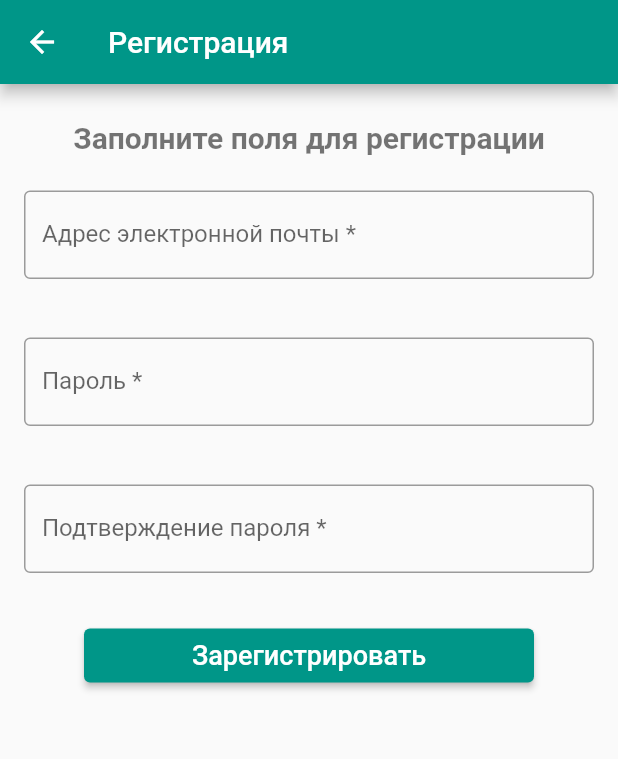
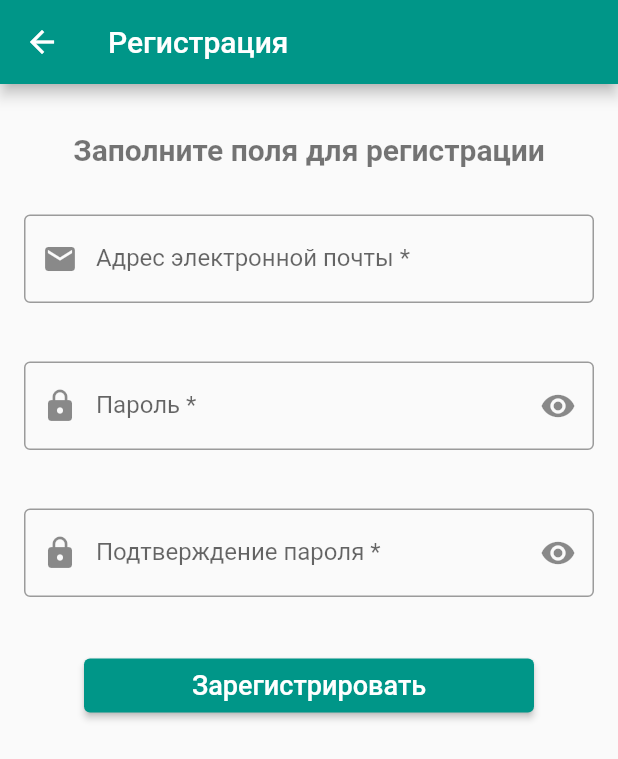
Before and after one commit to yumoshkin/firebase_purchase, a Flutter app: the screen it shows after launch, after a tap on "Нет регистрации? Зарегистрируйтесь", on a phone screen of 412 x 824 dp. Shown: the top 759 px of the screen. Run offline on Flutter 3.47's test engine with Material 2 defaults, Android fonts, the phone set to English and light mode, and no system bars; our stand-ins replace bloc, cloud_firestore, firebase_auth, firebase_core, firebase_storage, flutter_bloc and 1 more; accounts and stored records are empty.

Commit message:
Fix widgets

```diff
--- a/lib/screens/signup_screen.dart
+++ b/lib/screens/signup_screen.dart
@@ -4,6 +4,8 @@ import 'package:flutter_bloc/flutter_bloc.dart';
 import 'package:firebase_purchase/cubits/auth/auth_cubit.dart';
 import 'package:firebase_purchase/screens/home_screen.dart';
 import 'package:firebase_purchase/utils/functions.dart';
+import 'package:firebase_purchase/widgets/form_field_email.dart';
+import 'package:firebase_purchase/widgets/form_field_password.dart';
 
 class SignupScreen extends StatefulWidget {
   const SignupScreen({super.key});
@@ -17,6 +19,7 @@ class _SignUpScreen extends State<SignupScreen> {
   final _emailController = TextEditingController();
   final _passwordController = TextEditingController();
   final _passwordConfirmationController = TextEditingController();
+  bool _isPasswordObscure = true;
   bool _isAutovalidate = false;
 
   @override
@@ -25,6 +28,12 @@ class _SignUpScreen extends State<SignupScreen> {
     _passwordController.dispose();
     _passwordConfirmationController.dispose();
     super.dispose();
+  }
+
+  void togglePasswordVisibility() {
+    setState(() {
+      _isPasswordObscure = !_isPasswordObscure;
+    });
   }
 
   void signup(BuildContext context) async {
@@ -68,7 +77,7 @@ class _SignUpScreen extends State<SignupScreen> {
               padding: const EdgeInsets.all(16),
               child: Column(
                 children: [
-                  const SizedBox(height: 8),
+                  const SizedBox(height: 16),
                   const Text(
                     'Заполните поля для регистрации',
                     style: TextStyle(
@@ -77,10 +86,29 @@ class _SignUpScreen extends State<SignupScreen> {
                       color: Colors.black54,
                     ),
                   ),
-                  _emailField(),
-                  _passwordField(),
-                  _passwordConfirmationField(),
-                  const SizedBox(height: 8),
+                  const SizedBox(height: 32),
+                  FormFieldEmail(
+                    controller: _emailController,
+                    labelText: 'Адрес электронной почты *',
+                    isAutovalidate: _isAutovalidate,
+                  ),
+                  const SizedBox(height: 16),
+                  FormFieldPassword(
+                    controller: _passwordController,
+                    labelText: 'Пароль *',
+                    isAutovalidate: _isAutovalidate,
+                    isPasswordObscure: _isPasswordObscure,
+                    togglePasswordVisibility: togglePasswordVisibility,
+                  ),
+                  const SizedBox(height: 16),
+                  FormFieldPassword(
+                    controller: _passwordConfirmationController,
+                    labelText: 'Подтверждение пароля *',
+                    isAutovalidate: _isAutovalidate,
+                    isPasswordObscure: _isPasswordObscure,
+                    togglePasswordVisibility: togglePasswordVisibility,
+                  ),
+                  const SizedBox(height: 12),
                   SizedBox(
                     width: 300,
                     child: ElevatedButton(
@@ -99,63 +127,4 @@ class _SignUpScreen extends State<SignupScreen> {
       ),
     );
   }
-
-  Widget _emailField() {
-    return Container(
-      margin: const EdgeInsets.only(top: 24),
-      height: 82,
-      child: TextFormField(
-        controller: _emailController,
-        autovalidateMode: _isAutovalidate
-            ? AutovalidateMode.onUserInteraction
-            : AutovalidateMode.disabled,
-        decoration: const InputDecoration(
-          labelText: 'Адрес электронной почты *',
-          border: OutlineInputBorder(),
-        ),
-        keyboardType: TextInputType.emailAddress,
-        validator: validateEmail,
-      ),
-    );
-  }
-
-  Widget _passwordField() {
-    return Container(
-      margin: const EdgeInsets.only(top: 16),
-      height: 82,
-      child: TextFormField(
-        controller: _passwordController,
-        autovalidateMode: _isAutovalidate
-            ? AutovalidateMode.onUserInteraction
-            : AutovalidateMode.disabled,
-        obscureText: true,
-        decoration: const InputDecoration(
-          labelText: 'Пароль *',
-          border: OutlineInputBorder(),
-        ),
-        keyboardType: TextInputType.visiblePassword,
-        validator: validatePassword,
-      ),
-    );
-  }
-
-  Widget _passwordConfirmationField() {
-    return Container(
-      margin: const EdgeInsets.only(top: 16),
-      height: 82,
-      child: TextFormField(
-        controller: _passwordConfirmationController,
-        autovalidateMode: _isAutovalidate
-            ? AutovalidateMode.onUserInteraction
-            : AutovalidateMode.disabled,
-        obscureText: true,
-        decoration: const InputDecoration(
-          labelText: 'Подтверждение пароля *',
-          border: OutlineInputBorder(),
-        ),
-        keyboardType: TextInputType.visiblePassword,
-        validator: validatePassword,
-      ),
-    );
-  }
 }
--- /dev/null
+++ b/lib/widgets/form_field_email.dart
@@ -0,0 +1,35 @@
+import 'package:flutter/material.dart';
+
+import 'package:firebase_purchase/utils/functions.dart';
+
+class FormFieldEmail extends StatelessWidget {
+  final TextEditingController controller;
+  final String labelText;
+  final bool isAutovalidate;
+  const FormFieldEmail({
+    Key? key,
+    required this.controller,
+    required this.labelText,
+    required this.isAutovalidate,
+  }) : super(key: key);
+
+  @override
+  Widget build(BuildContext context) {
+    return SizedBox(
+      height: 82,
+      child: TextFormField(
+        controller: controller,
+        autovalidateMode: isAutovalidate
+            ? AutovalidateMode.onUserInteraction
+            : AutovalidateMode.disabled,
+        decoration: InputDecoration(
+          labelText: labelText,
+          border: const OutlineInputBorder(),
+          prefixIcon: const Icon(Icons.mail),
+        ),
+        keyboardType: TextInputType.emailAddress,
+        validator: validateEmail,
+      ),
+    );
+  }
+}
--- /dev/null
+++ b/lib/widgets/form_field_password.dart
@@ -0,0 +1,45 @@
+import 'package:flutter/material.dart';
+
+import 'package:firebase_purchase/utils/functions.dart';
+
+class FormFieldPassword extends StatelessWidget {
+  final TextEditingController controller;
+  final String labelText;
+  final bool isAutovalidate;
+  final bool isPasswordObscure;
+  final Function() togglePasswordVisibility;
+  const FormFieldPassword(
+      {Key? key,
+      required this.controller,
+      required this.labelText,
+      required this.isAutovalidate,
+      required this.isPasswordObscure,
+      required this.togglePasswordVisibility})
+      : super(key: key);
+
+  @override
+  Widget build(BuildContext context) {
+    return SizedBox(
+      height: 82,
+      child: TextFormField(
+        controller: controller,
+        autovalidateMode: isAutovalidate
+            ? AutovalidateMode.onUserInteraction
+            : AutovalidateMode.disabled,
+        obscureText: isPasswordObscure,
+        decoration: InputDecoration(
+          labelText: labelText,
+          border: const OutlineInputBorder(),
+          prefixIcon: const Icon(Icons.lock),
+          suffixIcon: IconButton(
+            icon: Icon(
+                isPasswordObscure ? Icons.visibility : Icons.visibility_off),
+            onPressed: togglePasswordVisibility,
+          ),
+        ),
+        keyboardType: TextInputType.visiblePassword,
+        validator: validatePassword,
+      ),
+    );
+  }
+}
--- a/lib/widgets/signin_form.dart
+++ b/lib/widgets/signin_form.dart
@@ -6,6 +6,8 @@ import 'package:firebase_purchase/screens/home_screen.dart';
 import 'package:firebase_purchase/screens/reset_password_screen.dart';
 import 'package:firebase_purchase/screens/signup_screen.dart';
 import 'package:firebase_purchase/utils/functions.dart';
+import 'package:firebase_purchase/widgets/form_field_email.dart';
+import 'package:firebase_purchase/widgets/form_field_password.dart';
 
 class SigninForm extends StatefulWidget {
   const SigninForm({Key? key}) : super(key: key);
@@ -18,7 +20,7 @@ class _SigninFormState extends State<SigninForm> {
   final _formKey = GlobalKey<FormState>();
   final _emailController = TextEditingController();
   final _passwordController = TextEditingController();
-  bool _isPasswordVisible = false;
+  bool _isPasswordObscure = true;
   bool _isAutovalidate = false;
 
   @override
@@ -30,7 +32,7 @@ class _SigninFormState extends State<SigninForm> {
 
   void togglePasswordVisibility() {
     setState(() {
-      _isPasswordVisible = !_isPasswordVisible;
+      _isPasswordObscure = !_isPasswordObscure;
     });
   }
 
@@ -71,69 +73,21 @@ class _SigninFormState extends State<SigninForm> {
           padding: const EdgeInsets.all(16),
           child: Column(
             children: [
-              _emailField(),
-              _passwordField(),
-              _resetPasswordButton(),
-              _signinButton(),
-              _signupButton(),
-            ],
+              const SizedBox(height: 16),
+              FormFieldEmail(
+                controller: _emailController,
+                labelText: 'Адрес электронной почты *',
+                isAutovalidate: _isAutovalidate,
               ),
+              const SizedBox(height: 16),
+              FormFieldPassword(
+                controller: _passwordController,
+                labelText: 'Пароль *',
+                isAutovalidate: _isAutovalidate,
+                isPasswordObscure: _isPasswordObscure,
+                togglePasswordVisibility: togglePasswordVisibility,
               ),
-      ),
-    );
-  }
-
-  Widget _emailField() {
-    return Container(
-      margin: const EdgeInsets.only(top: 16),
-      height: 82,
-      child: TextFormField(
-        controller: _emailController,
-        autovalidateMode: _isAutovalidate
-            ? AutovalidateMode.onUserInteraction
-            : AutovalidateMode.disabled,
-        decoration: const InputDecoration(
-          labelText: 'Адрес электронной почты *',
-          border: OutlineInputBorder(),
-          prefixIcon: Icon(
-            Icons.mail,
-          ),
-        ),
-        keyboardType: TextInputType.emailAddress,
-        validator: validateEmail,
-      ),
-    );
-  }
-
-  Widget _passwordField() {
-    return Padding(
-      padding: const EdgeInsets.only(top: 16),
-      child: TextFormField(
-        controller: _passwordController,
-        autovalidateMode: _isAutovalidate
-            ? AutovalidateMode.onUserInteraction
-            : AutovalidateMode.disabled,
-        obscureText: !_isPasswordVisible,
-        decoration: InputDecoration(
-          labelText: 'Пароль *',
-          border: const OutlineInputBorder(),
-          prefixIcon: const Icon(
-            Icons.lock,
-          ),
-          suffixIcon: IconButton(
-            icon: Icon(
-                !_isPasswordVisible ? Icons.visibility : Icons.visibility_off),
-            onPressed: togglePasswordVisibility,
-          ),
-        ),
-        keyboardType: TextInputType.visiblePassword,
-        validator: validatePassword,
-      ),
-    );
-  }
-
-  Widget _resetPasswordButton() {
-    return Align(
+              Align(
                 alignment: Alignment.centerRight,
                 child: TextButton(
                   onPressed: () => Navigator.push(
@@ -144,17 +98,11 @@ class _SigninFormState extends State<SigninForm> {
                   ),
                   child: const Text(
                     'Забыли пароль?',
-          style: TextStyle(
-            fontSize: 16,
-            color: Colors.teal,
+                    style: TextStyle(fontSize: 16, color: Colors.teal),
                   ),
                 ),
               ),
-    );
-  }
-
-  Widget _signinButton() {
-    return SizedBox(
+              SizedBox(
                 width: 300,
                 child: ElevatedButton(
                   onPressed: () => signin(context),
@@ -163,11 +111,8 @@ class _SigninFormState extends State<SigninForm> {
                     style: TextStyle(fontSize: 18),
                   ),
                 ),
-    );
-  }
-
-  Widget _signupButton() {
-    return TextButton(
+              ),
+              TextButton(
                 onPressed: () => Navigator.push(
                   context,
                   MaterialPageRoute(
@@ -176,9 +121,11 @@ class _SigninFormState extends State<SigninForm> {
                 ),
                 child: const Text(
                   'Нет регистрации? Зарегистрируйтесь',
-        style: TextStyle(
-          fontSize: 16,
-          color: Colors.teal,
+                  style: TextStyle(fontSize: 16, color: Colors.teal),
+                ),
+              ),
+            ],
+          ),
         ),
       ),
     );
--- a/lib/widgets/signin_header.dart
+++ b/lib/widgets/signin_header.dart
@@ -14,12 +14,8 @@ class _SigninHeaderState extends State<SigninHeader> {
   @override
   Widget build(BuildContext context) {
     return Column(
-      children: [_topPanel(), _greetingText()],
-    );
-  }
-
-  Widget _topPanel() {
-    return Container(
+      children: [
+        Container(
           color: const Color(0xffe8f6e9),
           child: Row(
             mainAxisAlignment: MainAxisAlignment.spaceAround,
@@ -27,7 +23,7 @@ class _SigninHeaderState extends State<SigninHeader> {
               Expanded(
                 child: Container(
                   alignment: Alignment.center,
-              height: 130.0,
+                  height: 130,
                   padding: const EdgeInsets.only(left: 24),
                   child: const Text(
                     'Покупки',
@@ -48,11 +44,8 @@ class _SigninHeaderState extends State<SigninHeader> {
               ),
             ],
           ),
-    );
-  }
-
-  Widget _greetingText() {
-    return Column(
+        ),
+        Column(
           children: const [
             Padding(
               padding: EdgeInsets.only(top: 32),
@@ -61,20 +54,18 @@ class _SigninHeaderState extends State<SigninHeader> {
                 style: TextStyle(
                     fontSize: 24,
                     fontWeight: FontWeight.bold,
-              color: Colors.black54,
-            ),
+                    color: Colors.black54),
               ),
             ),
             Padding(
               padding: EdgeInsets.only(top: 10),
               child: Text(
                 'Введите свою почту и пароль, чтобы войти',
-            style: TextStyle(
-              fontSize: 16,
-              color: Colors.black87,
-            ),
+                style: TextStyle(fontSize: 16, color: Colors.black87),
               ),
             )
+          ],
+        ),
       ],
     );
   }
```
Also changed, not shown: lib/screens/reset_password_screen.dart (+9 -18 lines), lib/widgets/form_field_text.dart (added, +40 -0 lines), lib/widgets/purchase_delete_dialog.dart (added, +48 -0 lines), lib/widgets/purchase_form.dart (+60 -46 lines), lib/widgets/purchase_list_item.dart (+4 -109 lines), lib/widgets/purchase_list_item_actions.dart (added, +51 -0 lines), lib/widgets/purchase_list_item_data.dart (added, +43 -0 lines). Lines whose indentation alone changed are shown as unchanged.
